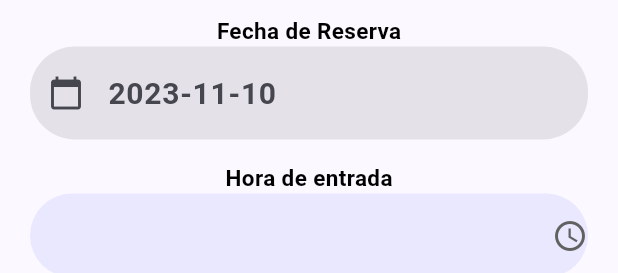
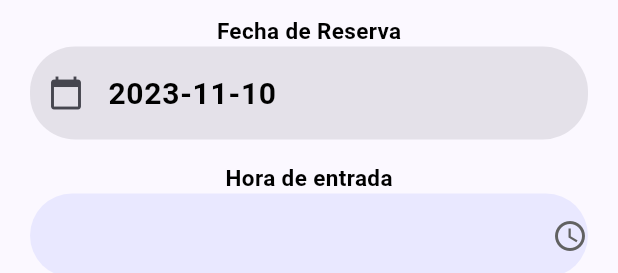
Before and after one commit to alexloayza21/tfg_app_classbooker, a Flutter app: the _ReservasView widget shown alone on an empty page, opened directly with empty values, on a phone screen of 412 x 824 dp. Shown: the top 273 px of the screen. Run offline on Flutter 3.47's test engine with Material 2 defaults, Android fonts, the phone set to English and light mode, and no system bars; our stand-ins replace dio, flutter_dotenv, flutter_riverpod, go_router, google_fonts; network calls fail; project files that could hold a hidden picture were left out.

Commit message:
pequeños cambios

```diff
--- a/lib/features/reservas/presentation/providers/escuelas_repository_provider.dart
+++ b/lib/features/reservas/presentation/providers/escuelas_repository_provider.dart
@@ -4,7 +4,7 @@ import 'package:tfg_app/features/reservas/infrastructure/datasources/escuelas_da
 import 'package:tfg_app/features/reservas/infrastructure/repositories/escuelas_repository_impl.dart';
 
 final escuelasRepositoryProvider = Provider<EscuelasRepository>((ref) {
-  String accessToken = 'eyJhbGciOiJIUzI1NiIsInR5cCI6IkpXVCJ9.eyJpZCI6IjY1M2E0YjVlMzMzOWU1MDdiMjQ3ZTU3ZiIsImlhdCI6MTY5OTQzMDY5M30.xGTmQdoDMQRSMvZPaMxy7dVblWXR6PWczKGJdpBCxR4';
+  String accessToken = 'eyJhbGciOiJIUzI1NiIsInR5cCI6IkpXVCJ9.eyJpZCI6IjY1M2I5MTIxMjI3NTQ5Yjk0ZTcwMTMxMSIsImlhdCI6MTY5OTYxODE4NX0.1L2GtkFSC97qKM11R0SjT1A_tHThi69eADYZg57DUtY';
   final escuelasRepository = EscuelasRepositoryImpl(
     datasource: EscuelasDatasourceImpl(accessToken: accessToken)
   );
--- a/lib/features/reservas/presentation/screens/reservas_form_screen.dart
+++ b/lib/features/reservas/presentation/screens/reservas_form_screen.dart
@@ -44,6 +44,7 @@ class _ReservasViewState extends ConsumerState<_ReservasView> {
 
   final TextEditingController _dateController = TextEditingController();
 
+
   final horasEntrada = ['16:00','17:00', '18:00', '19:00', '20:00'];
   final horasSalida = ['17:00','18:00', '19:00', '20:00','21:00'];
 
@@ -57,6 +58,7 @@ class _ReservasViewState extends ConsumerState<_ReservasView> {
   void initState() {
     super.initState();
     isSelected = List.generate(widget.aula.asientos!.length, (index) => false); //TODO: CAMBIAR EL !
+    _dateController.text = DateTime.now().toString().split(' ')[0];
   }
 
 
@@ -77,7 +79,6 @@ class _ReservasViewState extends ConsumerState<_ReservasView> {
         }
       }
     }
-
     return SingleChildScrollView(
       child: Column(
         children: [
@@ -90,7 +91,7 @@ class _ReservasViewState extends ConsumerState<_ReservasView> {
                 TextField(
                   controller: _dateController,
                   decoration: InputDecoration(
-                    hintText: DateTime.now().toString().split(' ')[0],
+                    hintText: _dateController.text,
                     filled: true,
                     prefixIcon: const Icon(Icons.calendar_today),
                   ),
@@ -359,7 +360,12 @@ class _ReservasViewState extends ConsumerState<_ReservasView> {
                                     asiento.setHoraSalida = horaSalida;
                                   }
 
-                                  final newReserva = Reserva(fecha: _dateController.text, horaEntrada: horaEntrada!, horaSalida: horaSalida!, asientos: listaAsientoToReserva);
+                                  final newReserva = Reserva(
+                                    fecha: _dateController.text,
+                                    horaEntrada: horaEntrada!,
+                                    horaSalida: horaSalida!,
+                                    asientos: listaAsientoToReserva
+                                  );
                                   reservaFormState.postReserva(newReserva);
                                   Navigator.of(context).pop();
 
```
